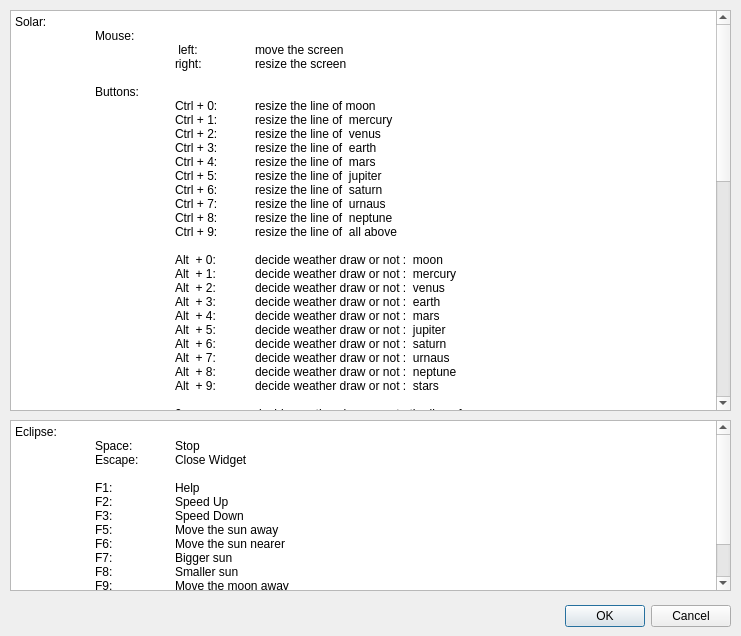
First picture: the form in Qt/project/hotkey.ui, repository SysMa/msq-summer-project, before the edit.
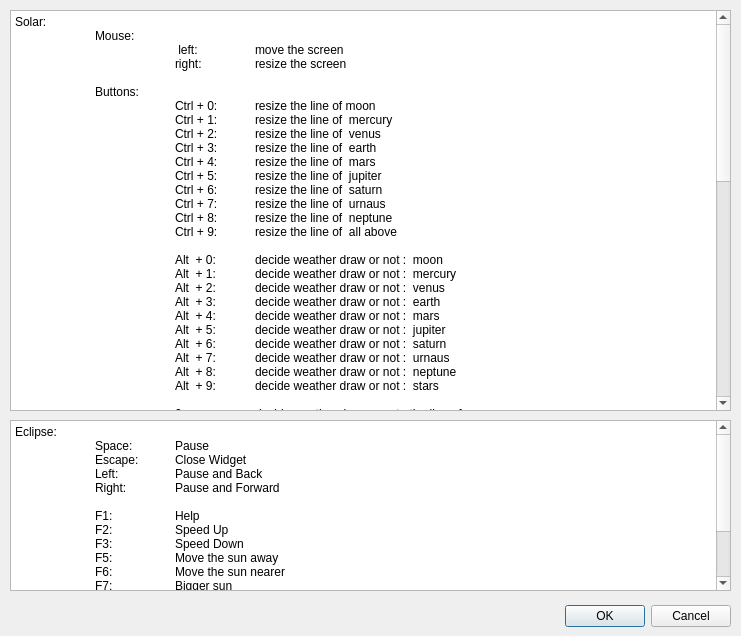
Second picture: the form after the edit.

```diff
--- a/Qt/project/hotkey.ui
+++ b/Qt/project/hotkey.ui
@@ -127,8 +127,10 @@
 p, li { white-space: pre-wrap; }
 &lt;/style&gt;&lt;/head&gt;&lt;body style=&quot; font-family:'SimSun'; font-size:9pt; font-weight:400; font-style:normal;&quot;&gt;
 &lt;p style=&quot; margin-top:0px; margin-bottom:0px; margin-left:0px; margin-right:0px; -qt-block-indent:0; text-indent:0px;&quot;&gt;Eclipse:&lt;/p&gt;
-&lt;p style=&quot; margin-top:0px; margin-bottom:0px; margin-left:0px; margin-right:0px; -qt-block-indent:0; text-indent:0px;&quot;&gt;	Space: 	Stop&lt;/p&gt;
+&lt;p style=&quot; margin-top:0px; margin-bottom:0px; margin-left:0px; margin-right:0px; -qt-block-indent:0; text-indent:0px;&quot;&gt;	Space: 	Pause&lt;/p&gt;
 &lt;p style=&quot; margin-top:0px; margin-bottom:0px; margin-left:0px; margin-right:0px; -qt-block-indent:0; text-indent:0px;&quot;&gt;	Escape: 	Close Widget&lt;/p&gt;
+&lt;p style=&quot; margin-top:0px; margin-bottom:0px; margin-left:0px; margin-right:0px; -qt-block-indent:0; text-indent:0px;&quot;&gt;	Left:	Pause and Back&lt;/p&gt;
+&lt;p style=&quot; margin-top:0px; margin-bottom:0px; margin-left:0px; margin-right:0px; -qt-block-indent:0; text-indent:0px;&quot;&gt;	Right: 	Pause and Forward&lt;/p&gt;
 &lt;p style=&quot; margin-top:0px; margin-bottom:0px; margin-left:0px; margin-right:0px; -qt-block-indent:0; text-indent:0px;&quot;&gt;			&lt;/p&gt;
 &lt;p style=&quot; margin-top:0px; margin-bottom:0px; margin-left:0px; margin-right:0px; -qt-block-indent:0; text-indent:0px;&quot;&gt;	F1: 	Help&lt;/p&gt;
 &lt;p style=&quot; margin-top:0px; margin-bottom:0px; margin-left:0px; margin-right:0px; -qt-block-indent:0; text-indent:0px;&quot;&gt;	F2: 	Speed Up&lt;/p&gt;
```
